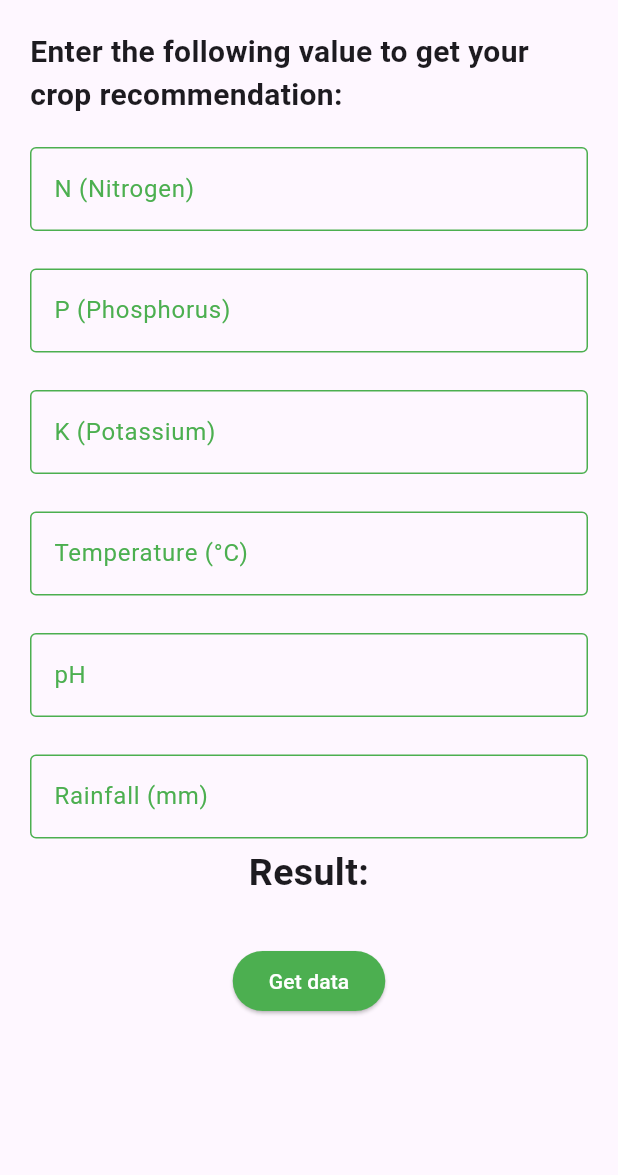
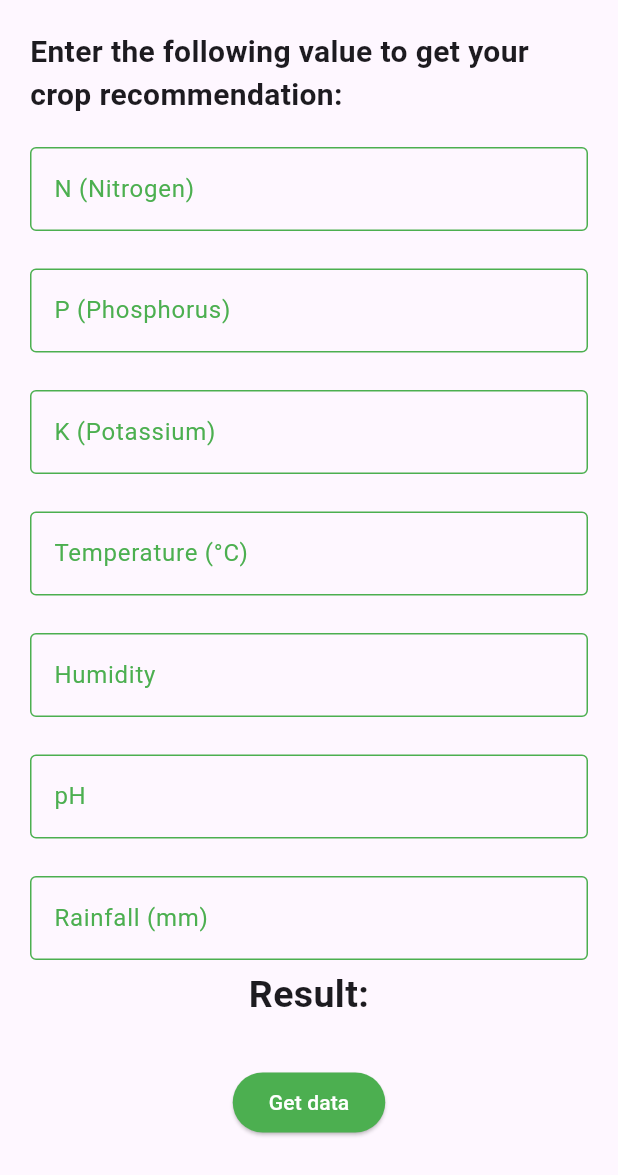
Before and after one commit to usman619/fertilizer_recommendation_system, a Flutter app: the CropModel screen opened directly, after a tap on "Get data", on a phone screen of 412 x 824 dp. Shown: the top 1175 px of the screen. Run offline on Flutter 3.47's test engine with Material 3 defaults, Android fonts, the light colour scheme and no system bars; our stand-ins replace cloud_firestore, firebase_auth, firebase_core, firebase_database, fluttertoast, geolocator and 3 more; accounts and stored records are empty; network calls fail.

Commit message:
crop model working

```diff
--- a/lib/main.dart
+++ b/lib/main.dart
@@ -3,11 +3,11 @@
 import 'package:fertilizer_recommendation_system/pages/home_page.dart';
 import 'package:fertilizer_recommendation_system/pages/profile.dart';
 import 'package:fertilizer_recommendation_system/pages/showWeather.dart';
+import 'package:fertilizer_recommendation_system/pages/signup.dart';
 import 'package:fertilizer_recommendation_system/user_navigator.dart';
 import 'package:firebase_auth/firebase_auth.dart';
 import 'package:flutter/material.dart';
 import 'package:fertilizer_recommendation_system/pages/login.dart';
-import 'package:fertilizer_recommendation_system/pages/signup.dart';
 import 'package:firebase_core/firebase_core.dart';
 
 Future<void> main() async{
@@ -23,7 +23,7 @@ Future<void> main() async{
           '/register': (context) => const SignUp(),
           '/userNavigator': (context) => const UserNaviagator(),
           '/profile': (context) => const Profile(),
-          '/weatherscreen': (context) => WeatherScreen(),
+          '/weatherscreen': (context) => const WeatherScreen(),
           // '/intro_screen': (context) => const OnBoardingPage(),
 
     },
--- a/lib/pages/add_device.dart
+++ b/lib/pages/add_device.dart
@@ -1,7 +1,7 @@
 import 'package:flutter/material.dart';
 
 class AddDevice extends StatelessWidget {
-  const AddDevice({Key? key}) : super(key: key);
+  const AddDevice({super.key});
 
   @override
   Widget build(BuildContext context) {
--- a/lib/pages/crop_model.dart
+++ b/lib/pages/crop_model.dart
@@ -1,5 +1,5 @@
 import 'dart:convert';
-
+import 'package:http/http.dart' as http;
 import 'package:flutter/material.dart';
 
 import '../services/model_api.dart';
@@ -8,13 +8,34 @@ class CropModel extends StatefulWidget {
   const CropModel({super.key});
 
   @override
+
   State<CropModel> createState() => _CropModelState();
 }
 
 class _CropModelState extends State<CropModel> {
+  late TextEditingController nController;
+  late TextEditingController pController;
+  late TextEditingController kController;
+  late TextEditingController tempController;
+  late TextEditingController phController;
+  late TextEditingController humidityController;
+  late TextEditingController rainfallController;
+
   var data;
   late String url;
-  String QueryText = "Result: ";
+  String queryText = "Result: ";
+
+  @override
+  void initState() {
+    super.initState();
+    nController = TextEditingController();
+    pController = TextEditingController();
+    kController = TextEditingController();
+    tempController = TextEditingController();
+    phController = TextEditingController();
+    humidityController = TextEditingController();
+    rainfallController = TextEditingController();
+  }
 
   @override
   Widget build(BuildContext context) {
@@ -29,7 +50,6 @@ class _CropModelState extends State<CropModel> {
                 style: TextStyle(
                   fontSize: 20.0,
                   fontWeight: FontWeight.bold,
-
                 ),
               ),
             ),
@@ -40,10 +60,12 @@ class _CropModelState extends State<CropModel> {
                 decoration: InputDecoration(
                   focusColor: Colors.green,
                   focusedBorder: OutlineInputBorder(
-                    borderSide: BorderSide(color: Colors.green), // Change the color as needed
+                    borderSide: BorderSide(
+                        color: Colors.green), // Change the color as needed
                   ),
                   enabledBorder: OutlineInputBorder(
-                    borderSide: BorderSide(color: Colors.green), // Change the color as needed
+                    borderSide: BorderSide(
+                        color: Colors.green), // Change the color as needed
                   ),
                   border: OutlineInputBorder(),
                   labelText: 'N (Nitrogen)',
@@ -61,10 +83,12 @@ class _CropModelState extends State<CropModel> {
                 decoration: InputDecoration(
                   focusColor: Colors.green,
                   focusedBorder: OutlineInputBorder(
-                    borderSide: BorderSide(color: Colors.green), // Change the color as needed
+                    borderSide: BorderSide(
+                        color: Colors.green), // Change the color as needed
                   ),
                   enabledBorder: OutlineInputBorder(
-                    borderSide: BorderSide(color: Colors.green), // Change the color as needed
+                    borderSide: BorderSide(
+                        color: Colors.green), // Change the color as needed
                   ),
                   border: OutlineInputBorder(),
                   labelText: 'P (Phosphorus)',
@@ -81,10 +105,12 @@ class _CropModelState extends State<CropModel> {
                 decoration: InputDecoration(
                   focusColor: Colors.green,
                   focusedBorder: OutlineInputBorder(
-                    borderSide: BorderSide(color: Colors.green), // Change the color as needed
+                    borderSide: BorderSide(
+                        color: Colors.green), // Change the color as needed
                   ),
                   enabledBorder: OutlineInputBorder(
-                    borderSide: BorderSide(color: Colors.green), // Change the color as needed
+                    borderSide: BorderSide(
+                        color: Colors.green), // Change the color as needed
                   ),
                   border: OutlineInputBorder(),
                   labelText: 'K (Potassium)',
@@ -101,10 +127,12 @@ class _CropModelState extends State<CropModel> {
                 decoration: InputDecoration(
                   focusColor: Colors.green,
                   focusedBorder: OutlineInputBorder(
-                    borderSide: BorderSide(color: Colors.green), // Change the color as needed
+                    borderSide: BorderSide(
+                        color: Colors.green), // Change the color as needed
                   ),
                   enabledBorder: OutlineInputBorder(
-                    borderSide: BorderSide(color: Colors.green), // Change the color as needed
+                    borderSide: BorderSide(
+                        color: Colors.green), // Change the color as needed
                   ),
                   border: OutlineInputBorder(),
                   labelText: 'Temperature (°C)',
@@ -122,10 +150,35 @@ class _CropModelState extends State<CropModel> {
                 decoration: InputDecoration(
                   focusColor: Colors.green,
                   focusedBorder: OutlineInputBorder(
-                    borderSide: BorderSide(color: Colors.green), // Change the color as needed
+                    borderSide: BorderSide(
+                        color: Colors.green), // Change the color as needed
                   ),
                   enabledBorder: OutlineInputBorder(
-                    borderSide: BorderSide(color: Colors.green), // Change the color as needed
+                    borderSide: BorderSide(
+                        color: Colors.green), // Change the color as needed
+                  ),
+                  border: OutlineInputBorder(),
+                  labelText: 'Humidity',
+                  labelStyle: TextStyle(
+                    color: Colors.green,
+                  ),
+                ),
+              ),
+            ),
+
+            Container(
+              margin: const EdgeInsets.fromLTRB(20, 20, 20, 5),
+              child: const TextField(
+                controller: null,
+                decoration: InputDecoration(
+                  focusColor: Colors.green,
+                  focusedBorder: OutlineInputBorder(
+                    borderSide: BorderSide(
+                        color: Colors.green), // Change the color as needed
+                  ),
+                  enabledBorder: OutlineInputBorder(
+                    borderSide: BorderSide(
+                        color: Colors.green), // Change the color as needed
                   ),
                   border: OutlineInputBorder(),
                   labelText: 'pH',
@@ -143,10 +196,12 @@ class _CropModelState extends State<CropModel> {
                 decoration: InputDecoration(
                   focusColor: Colors.green,
                   focusedBorder: OutlineInputBorder(
-                    borderSide: BorderSide(color: Colors.green), // Change the color as needed
+                    borderSide: BorderSide(
+                        color: Colors.green), // Change the color as needed
                   ),
                   enabledBorder: OutlineInputBorder(
-                    borderSide: BorderSide(color: Colors.green), // Change the color as needed
+                    borderSide: BorderSide(
+                        color: Colors.green), // Change the color as needed
                   ),
                   border: OutlineInputBorder(),
                   labelText: 'Rainfall (mm)',
@@ -157,12 +212,10 @@ class _CropModelState extends State<CropModel> {
               ),
             ),
 
-
-
             // Wrap the Text widget with a SingleChildScrollView
             SingleChildScrollView(
               child: Text(
-                QueryText,
+                queryText,
                 textAlign: TextAlign.center,
                 style: const TextStyle(
                   fontSize: 25,
@@ -172,14 +225,64 @@ class _CropModelState extends State<CropModel> {
             ),
             const SizedBox(height: 30),
             Center(
+              child: Center(
                 child: ElevatedButton(
                   onPressed: () async {
-                  var url = Uri.http("10.0.2.2:5000", "/api", {"Query": "my name is usman"});
-                  data = await Getdata(url);
-                  var dataJson = jsonDecode(data);
+                    var apiUrl = Uri.http("10.0.2.2:5000", "/api");
+
+                    // var jsonData = {
+                    //   "N": nController.text,
+                    //   "P": pController.text,
+                    //   "K": kController.text,
+                    //   "temperature": tempController.text,
+                    //   "humidity": phController.text,
+                    //   "ph": phController.text,
+                    //   "rainfall": rainfallController.text,
+                    // };
+
+                    // var jsonData = {
+                    //   "N": 90,
+                    //   "P": 42,
+                    //   "K": 43,
+                    //   "temp": 20.87974371,
+                    //   "humidity": 82.00274423,
+                    //   "ph": 6.502985292,
+                    //   "rainfall": 202.9355362
+                    // };
+
+                    // String jsonString = jsonEncode(jsonData);
+
+
+
+                    var jsonData = {
+                      "N": 90.toString(),
+                      "P": 42.toString(),
+                      "K": 43.toString(),
+                      "temp": 20.87974371.toString(),
+                      "humidity": 82.00274423.toString(),
+                      "ph": 6.502985292.toString(),
+                      "rainfall": 202.9355362.toString(),
+                    };
+                    // print(jsonString);
+
+
+                    // var response = await http.post(apiUrl, body: jsonData);
+                    var response = await http.post(
+                      apiUrl,
+                      headers: {'Content-Type': 'application/json'},
+                      body: jsonEncode(jsonData),
+                    );
+
+                    if (response.statusCode == 200) {
+                      var dataJson = jsonDecode(response.body);
                       setState(() {
-                    QueryText = dataJson['Query'];
+                        queryText = "Result: ${dataJson['prediction']}";
+                        print(queryText);
                       });
+                    } else {
+                      print('Error Response Body: ${response.body}');
+                      throw Exception('Failed to load data: ${response.statusCode}');
+                    }
                   },
                   style: ElevatedButton.styleFrom(
                     backgroundColor: Colors.green,
@@ -188,6 +291,7 @@ class _CropModelState extends State<CropModel> {
                   child: const Text('Get data'),
                 ),
               ),
+            ),
           ],
         ),
       ),
--- a/lib/pages/home_page.dart
+++ b/lib/pages/home_page.dart
@@ -6,7 +6,7 @@ import 'package:geolocator/geolocator.dart';
 import '../widgets/circular_indicator.dart';
 
 class HomePage extends StatefulWidget {
-  const HomePage({Key? key}) : super(key: key);
+  const HomePage({super.key});
 
   @override
   State<HomePage> createState() => _HomePageState();
--- a/lib/pages/intro_screen.dart
+++ b/lib/pages/intro_screen.dart
@@ -5,7 +5,7 @@ import 'package:introduction_screen/introduction_screen.dart';
 import 'package:fertilizer_recommendation_system/pages/home_page.dart';
 
 class OnBoardingPage extends StatefulWidget {
-  const OnBoardingPage({Key? key}) : super(key: key);
+  const OnBoardingPage({super.key});
 
   @override
   OnBoardingPageState createState() => OnBoardingPageState();
--- a/lib/pages/login.dart
+++ b/lib/pages/login.dart
@@ -4,7 +4,7 @@ import 'package:fluttertoast/fluttertoast.dart';
 
 
 class Login extends StatefulWidget {
-  const Login({Key? key}) : super(key: key);
+  const Login({super.key});
 
   @override
   State<Login> createState() => _LoginState();
--- a/lib/pages/recommendation.dart
+++ b/lib/pages/recommendation.dart
@@ -1,5 +1,5 @@
 import 'package:fertilizer_recommendation_system/pages/crop_model.dart';
-import 'package:flutter/cupertino.dart';
+import 'package:fertilizer_recommendation_system/pages/fertilizer_model.dart';
 import 'package:flutter/material.dart';
 
 class Recommendation extends StatelessWidget {
@@ -32,7 +32,7 @@ class Recommendation extends StatelessWidget {
           body: const TabBarView(
             children: [
               CropModel(),
-              Icon(Icons.agriculture),
+              FertilizerModel(),
             ],
           ),
         ),
--- a/lib/pages/showWeather.dart
+++ b/lib/pages/showWeather.dart
@@ -1,16 +1,17 @@
 import 'package:flutter/material.dart';
 import 'package:intl/intl.dart';
 import '../services/weatherBit_api.dart';
-import '../widgets/chatgpt_widget.dart';
 import '../widgets/weather_widgets.dart';
 
 class WeatherScreen extends StatefulWidget {
+  const WeatherScreen({super.key});
+
   @override
   _WeatherScreenState createState() => _WeatherScreenState();
 }
 
 class _WeatherScreenState extends State<WeatherScreen> {
-  WeatherBitApi _weatherBitApi = WeatherBitApi();
+  final WeatherBitApi _weatherBitApi = WeatherBitApi();
   Map<String, dynamic>? _weatherData; // Make it nullable
 
   @override
--- a/lib/services/weatherBit_api.dart
+++ b/lib/services/weatherBit_api.dart
@@ -8,10 +8,6 @@ class WeatherBitApi {
 
   Future<Map<String, dynamic>> getCurrentWeather() async {
     Position position = await _getCurrentLocation();
-
-    if (position == null) {
-      throw Exception("Unable to get location");
-    }
 
     String url =
         '$apiUrl?lat=${position.latitude}&lon=${position.longitude}&key=$apiKey';
--- a/lib/user_navigator.dart
+++ b/lib/user_navigator.dart
@@ -3,13 +3,11 @@ import 'package:fertilizer_recommendation_system/pages/showWeather.dart';
 import 'package:flutter/material.dart';
 
 import 'package:fertilizer_recommendation_system/pages/add_device.dart';
-import 'package:fertilizer_recommendation_system/pages/crop_model.dart';
 import 'package:fertilizer_recommendation_system/pages/profile.dart';
-import 'package:fertilizer_recommendation_system/pages/home_page.dart';
 
 
 class UserNaviagator extends StatefulWidget {
-  const UserNaviagator({Key? key}) : super(key: key);
+  const UserNaviagator({super.key});
 
   @override
   _UserNaviagatorState createState() => _UserNaviagatorState();
@@ -20,7 +18,7 @@ class _UserNaviagatorState extends State<UserNaviagator> {
 
   final List<Widget> _tabs = [
   // const HomePage(),
-  WeatherScreen(),
+  const WeatherScreen(),
   const AddDevice(),
   const Recommendation(),
   // const CropModel(),
--- a/lib/widgets/chatgpt_widget.dart
+++ b/lib/widgets/chatgpt_widget.dart
@@ -19,8 +19,8 @@ class _ChatGPTResponseContainerState extends State<ChatGPTResponseContainer> {
   final RateLimiter rateLimiter = RateLimiter(2000); // 1000 milliseconds (1 second) delay
 
   Future<void> fetchChatGPTResponse() async {
-    final endpoint = 'https://api.openai.com/v1/engines/davinci/completions';
-    final apiKey = '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'; // Replace with your OpenAI API key
+    const endpoint = 'https://api.openai.com/v1/engines/davinci/completions';
+    const apiKey = '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'; // Replace with your OpenAI API key
 
     final payload = {
       'prompt': widget.prompt,
```
Also changed, not shown: lib/pages/fertilizer_model.dart (added, +171 -0 lines), lib/pages/signup.dart (+6 -8 lines). Lines whose indentation alone changed are shown as unchanged.
